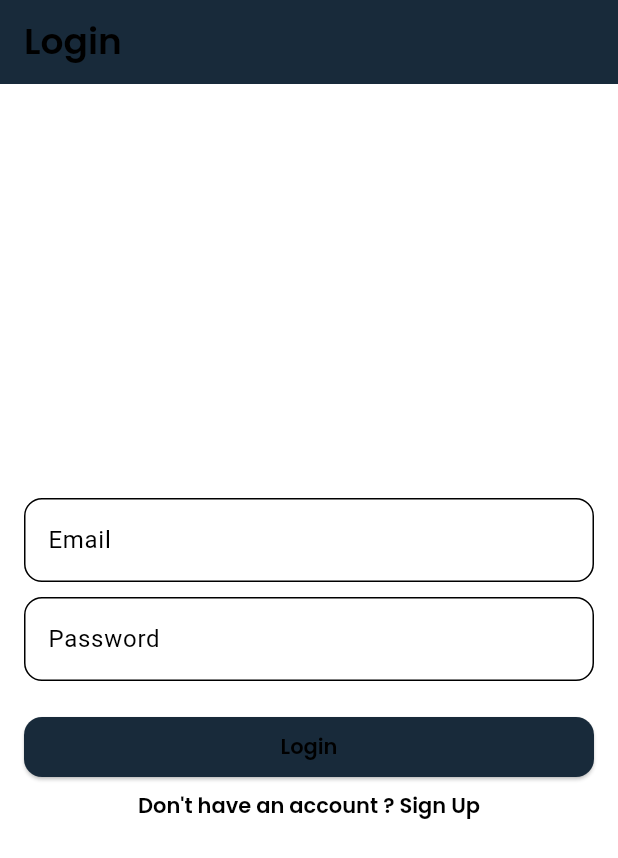
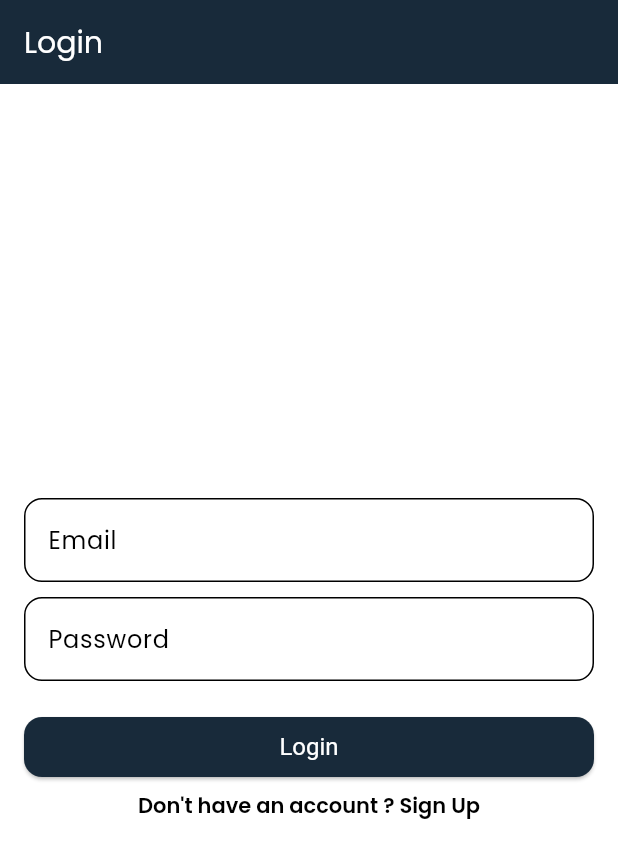
Before and after one commit to HamzaZahid29/raptor, a Flutter app: the screen it shows after launch, on a phone screen of 412 x 824 dp. Shown: the top 858 px of the screen. Run offline on Flutter 3.47's test engine with Material 3 defaults, Android fonts, the phone set to English and light mode, and no system bars; our stand-ins replace firebase_auth, firebase_core, flutter_bloc, fpdart, get_it, go_router and 1 more; accounts and stored records are empty.

Commit message:
added google fonts based theming

```diff
--- a/lib/core/theme/theme.dart
+++ b/lib/core/theme/theme.dart
@@ -10,30 +10,43 @@ class AppThemes {
   static final ThemeData lightTheme = ThemeData(
     brightness: Brightness.light,
     primaryColor: primaryColor,
-    hintColor: accentColor,  // Accent color
+    hintColor: accentColor,
     scaffoldBackgroundColor: Colors.white,
     appBarTheme: AppBarTheme(
+      foregroundColor: Colors.white,
       backgroundColor: primaryColor,
       iconTheme: const IconThemeData(color: Colors.white),
-      titleTextStyle:  GoogleFonts.poppins().copyWith(color: Colors.white, fontSize: 20),
-      actionsIconTheme: IconThemeData(color: accentColor),  // Accent color for icons in AppBar
+      titleTextStyle: GoogleFonts.poppins(color: Colors.white, fontSize: 20),
+      actionsIconTheme: IconThemeData(color: accentColor),
+    ),
+    textTheme: GoogleFonts.poppinsTextTheme(
+      ThemeData.light().textTheme,
+    ).apply(
+      bodyColor: Colors.black, // Text color for light theme
+      displayColor: Colors.black,
+    ),
+    primaryTextTheme: GoogleFonts.poppinsTextTheme(
+      ThemeData.light().primaryTextTheme,
+    ).apply(
+      bodyColor: Colors.white,
+      displayColor: Colors.white,
     ),
     elevatedButtonTheme: ElevatedButtonThemeData(
       style: ElevatedButton.styleFrom(
         foregroundColor: Colors.white,
-        backgroundColor: primaryColor,  // Button background color
+        backgroundColor: primaryColor,
         shape: RoundedRectangleBorder(borderRadius: BorderRadius.circular(12)),
         textStyle: const TextStyle(fontSize: 16),
       ),
     ),
     textButtonTheme: TextButtonThemeData(
       style: TextButton.styleFrom(
-        foregroundColor: accentColor,  // TextButton text color
+        foregroundColor: accentColor,
         textStyle: const TextStyle(fontSize: 16),
       ),
     ),
     floatingActionButtonTheme: FloatingActionButtonThemeData(
-      backgroundColor: accentColor,  // Floating action button uses accent color
+      backgroundColor: accentColor,
       foregroundColor: Colors.white,
     ),
     inputDecorationTheme: InputDecorationTheme(
@@ -48,9 +61,9 @@ class AppThemes {
     ),
     colorScheme: ColorScheme.light(
       primary: primaryColor,
-      secondary: secondaryColor,  // Secondary color for additional contrast
-      onPrimary: Colors.white,  // Text color on primary
-      onSecondary: Colors.white,  // Text color on secondary
+      secondary: secondaryColor,
+      onPrimary: Colors.white,
+      onSecondary: Colors.white,
       onSurface: Colors.black,
       onBackground: Colors.black,
       surface: Colors.white,
@@ -75,10 +88,23 @@ class AppThemes {
     hintColor: accentColor,
     scaffoldBackgroundColor: Colors.black,
     appBarTheme: AppBarTheme(
+      foregroundColor: Colors.white,
       backgroundColor: primaryColor,
       iconTheme: const IconThemeData(color: Colors.white),
-      titleTextStyle:  GoogleFonts.poppins().copyWith(color: Colors.white, fontSize: 20),
-      actionsIconTheme: IconThemeData(color: accentColor),  // Accent color for icons in AppBar
+      titleTextStyle: GoogleFonts.poppins(color: Colors.white, fontSize: 20),
+      actionsIconTheme: IconThemeData(color: accentColor),
+    ),
+    textTheme: GoogleFonts.poppinsTextTheme(
+      ThemeData.dark().textTheme,
+    ).apply(
+      bodyColor: Colors.white, // Text color for dark theme
+      displayColor: Colors.white,
+    ),
+    primaryTextTheme: GoogleFonts.poppinsTextTheme(
+      ThemeData.dark().primaryTextTheme,
+    ).apply(
+      bodyColor: Colors.white,
+      displayColor: Colors.white,
     ),
     elevatedButtonTheme: ElevatedButtonThemeData(
       style: ElevatedButton.styleFrom(
@@ -90,12 +116,12 @@ class AppThemes {
     ),
     textButtonTheme: TextButtonThemeData(
       style: TextButton.styleFrom(
-        foregroundColor: accentColor,  // TextButton text color
+        foregroundColor: accentColor,
         textStyle: const TextStyle(fontSize: 16),
       ),
     ),
     floatingActionButtonTheme: FloatingActionButtonThemeData(
-      backgroundColor: accentColor,  // Accent color for floating button
+      backgroundColor: accentColor,
       foregroundColor: Colors.black,
     ),
     inputDecorationTheme: InputDecorationTheme(
--- a/lib/features/auth/presentation/pages/login_screen.dart
+++ b/lib/features/auth/presentation/pages/login_screen.dart
@@ -34,7 +34,7 @@ class _LoginScreenState extends State<LoginScreen> {
   Widget build(BuildContext context) {
     return Scaffold(
       appBar:
-          AppBar(title: Text('Login', style: AppTextStyles.headlineMedium(context))),
+          AppBar(title: Text('Login')),
       body: BlocConsumer<AuthBloc, AuthState>(
         listener: (context, state) {
           if (state is AuthFailure) {
@@ -85,8 +85,7 @@ class _LoginScreenState extends State<LoginScreen> {
                                       ));
                                 }
                               },
-                              child: Text('Login',
-                                  style: AppTextStyles.labelLarge(context)),
+                              child: Text('Login',),
                             ),
                           ),
                         ],
```
